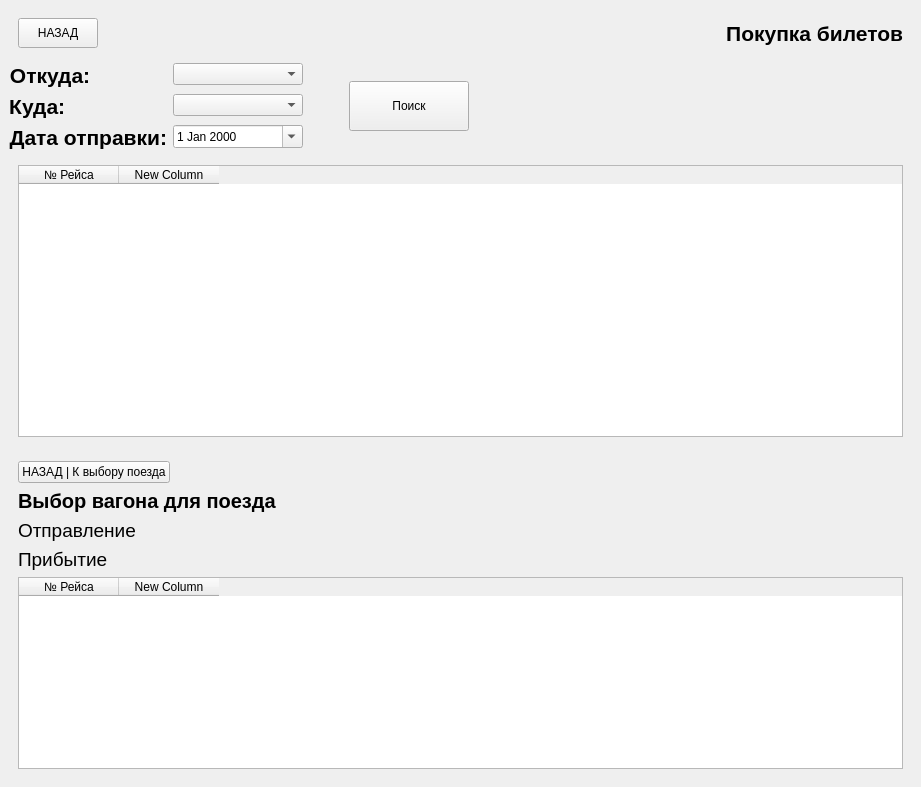
First picture: the form in menu.ui, repository Mihailus2000/sem08_BSBD_Kursach, before the edit.
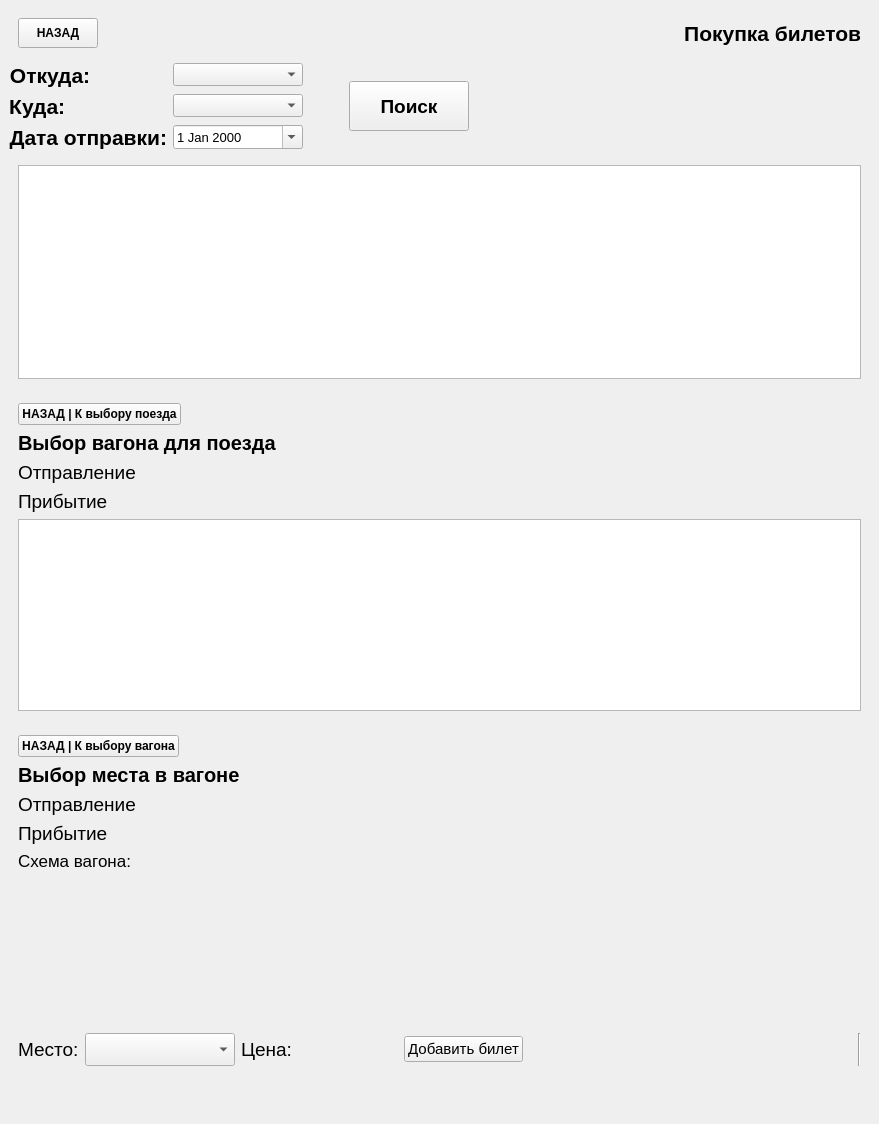
Second picture: the form after the edit. The open tabs and pages were chosen to show the change. Icons and pictures are not drawn.

```diff
--- a/menu.ui
+++ b/menu.ui
@@ -6,8 +6,8 @@
    <rect>
     <x>0</x>
     <y>0</y>
-    <width>921</width>
-    <height>787</height>
+    <width>879</width>
+    <height>1124</height>
    </rect>
   </property>
   <property name="sizePolicy">
@@ -1430,6 +1430,12 @@
               <height>30</height>
              </size>
             </property>
+            <property name="font">
+             <font>
+              <weight>75</weight>
+              <bold>true</bold>
+             </font>
+            </property>
             <property name="text">
              <string>НАЗАД</string>
             </property>
@@ -1504,6 +1510,11 @@
                <height>0</height>
               </size>
              </property>
+             <property name="font">
+              <font>
+               <pointsize>10</pointsize>
+              </font>
+             </property>
             </widget>
            </item>
            <item row="1" column="0">
@@ -1544,6 +1555,11 @@
                <height>0</height>
               </size>
              </property>
+             <property name="font">
+              <font>
+               <pointsize>10</pointsize>
+              </font>
+             </property>
             </widget>
            </item>
            <item row="2" column="0">
@@ -1572,6 +1588,11 @@
            </item>
            <item row="2" column="1">
             <widget class="QDateEdit" name="choose_date_travel">
+             <property name="font">
+              <font>
+               <pointsize>10</pointsize>
+              </font>
+             </property>
              <property name="calendarPopup">
               <bool>true</bool>
              </property>
@@ -1609,6 +1630,13 @@
              <height>50</height>
             </size>
            </property>
+           <property name="font">
+            <font>
+             <pointsize>14</pointsize>
+             <weight>75</weight>
+             <bold>true</bold>
+            </font>
+           </property>
            <property name="text">
             <string>Поиск</string>
            </property>
@@ -1649,16 +1677,6 @@
               <verstretch>0</verstretch>
              </sizepolicy>
             </property>
-            <column>
-             <property name="text">
-              <string>№ Рейса</string>
-             </property>
-            </column>
-            <column>
-             <property name="text">
-              <string>New Column</string>
-             </property>
-            </column>
            </widget>
           </item>
          </layout>
@@ -1677,6 +1695,12 @@
            <layout class="QHBoxLayout" name="horizontalLayout_13">
             <item>
              <widget class="QPushButton" name="back_to_train_choosing_btn">
+              <property name="font">
+               <font>
+                <weight>75</weight>
+                <bold>true</bold>
+               </font>
+              </property>
               <property name="text">
                <string>НАЗАД | К выбору поезда</string>
               </property>
@@ -1809,21 +1833,332 @@
               <verstretch>0</verstretch>
              </sizepolicy>
             </property>
-            <column>
-             <property name="text">
-              <string>№ Рейса</string>
-             </property>
-            </column>
-            <column>
-             <property name="text">
-              <string>New Column</string>
-             </property>
-            </column>
            </widget>
           </item>
          </layout>
         </widget>
        </item>
+       <item>
+        <widget class="QWidget" name="choose_seat_purchase_back" native="true">
+         <property name="sizePolicy">
+          <sizepolicy hsizetype="Preferred" vsizetype="MinimumExpanding">
+           <horstretch>0</horstretch>
+           <verstretch>0</verstretch>
+          </sizepolicy>
+         </property>
+         <layout class="QVBoxLayout" name="verticalLayout_14">
+          <property name="spacing">
+           <number>6</number>
+          </property>
+          <item>
+           <layout class="QHBoxLayout" name="horizontalLayout_15">
+            <item>
+             <widget class="QPushButton" name="back_to_carriage_choosing_btn">
+              <property name="font">
+               <font>
+                <weight>75</weight>
+                <bold>true</bold>
+               </font>
+              </property>
+              <property name="text">
+               <string>НАЗАД | К выбору вагона</string>
+              </property>
+             </widget>
+            </item>
+            <item>
+             <spacer name="horizontalSpacer_13">
+              <property name="orientation">
+               <enum>Qt::Horizontal</enum>
+              </property>
+              <property name="sizeHint" stdset="0">
+               <size>
+                <width>40</width>
+                <height>20</height>
+               </size>
+              </property>
+             </spacer>
+            </item>
+           </layout>
+          </item>
+          <item>
+           <layout class="QHBoxLayout" name="horizontalLayout_16">
+            <item>
+             <widget class="QLabel" name="label_34">
+              <property name="font">
+               <font>
+                <family>Arial</family>
+                <pointsize>15</pointsize>
+                <weight>75</weight>
+                <bold>true</bold>
+               </font>
+              </property>
+              <property name="text">
+               <string>Выбор места в вагоне</string>
+              </property>
+             </widget>
+            </item>
+            <item>
+             <widget class="QLabel" name="carriage_label_for_purchasepage_carriages">
+              <property name="font">
+               <font>
+                <pointsize>14</pointsize>
+                <weight>75</weight>
+                <bold>true</bold>
+               </font>
+              </property>
+              <property name="text">
+               <string/>
+              </property>
+             </widget>
+            </item>
+            <item>
+             <spacer name="horizontalSpacer_14">
+              <property name="orientation">
+               <enum>Qt::Horizontal</enum>
+              </property>
+              <property name="sizeHint" stdset="0">
+               <size>
+                <width>40</width>
+                <height>20</height>
+               </size>
+              </property>
+             </spacer>
+            </item>
+           </layout>
+          </item>
+          <item>
+           <layout class="QFormLayout" name="formLayout_5">
+            <item row="0" column="0">
+             <widget class="QLabel" name="label_36">
+              <property name="font">
+               <font>
+                <pointsize>14</pointsize>
+               </font>
+              </property>
+              <property name="text">
+               <string>Отправление</string>
+              </property>
+             </widget>
+            </item>
+            <item row="0" column="1">
+             <widget class="QLabel" name="datetime_departure_lbl_2">
+              <property name="font">
+               <font>
+                <pointsize>14</pointsize>
+               </font>
+              </property>
+              <property name="toolTip">
+               <string>Дата отправления состава</string>
+              </property>
+              <property name="text">
+               <string/>
+              </property>
+             </widget>
+            </item>
+            <item row="1" column="0">
+             <widget class="QLabel" name="label_37">
+              <property name="font">
+               <font>
+                <pointsize>14</pointsize>
+               </font>
+              </property>
+              <property name="text">
+               <string>Прибытие</string>
+              </property>
+             </widget>
+            </item>
+            <item row="1" column="1">
+             <widget class="QLabel" name="datetime_arriaval_lbl_2">
+              <property name="font">
+               <font>
+                <pointsize>14</pointsize>
+               </font>
+              </property>
+              <property name="toolTip">
+               <string>Дата прибытия состава</string>
+              </property>
+              <property name="text">
+               <string/>
+              </property>
+             </widget>
+            </item>
+           </layout>
+          </item>
+          <item>
+           <widget class="QLabel" name="label_38">
+            <property name="font">
+             <font>
+              <pointsize>13</pointsize>
+              <weight>50</weight>
+              <bold>false</bold>
+             </font>
+            </property>
+            <property name="text">
+             <string>Схема вагона:</string>
+            </property>
+           </widget>
+          </item>
+          <item>
+           <widget class="QLabel" name="train_picture">
+            <property name="sizePolicy">
+             <sizepolicy hsizetype="Fixed" vsizetype="Fixed">
+              <horstretch>0</horstretch>
+              <verstretch>0</verstretch>
+             </sizepolicy>
+            </property>
+            <property name="minimumSize">
+             <size>
+              <width>240</width>
+              <height>150</height>
+             </size>
+            </property>
+            <property name="maximumSize">
+             <size>
+              <width>400</width>
+              <height>150</height>
+             </size>
+            </property>
+            <property name="text">
+             <string/>
+            </property>
+            <property name="scaledContents">
+             <bool>true</bool>
+            </property>
+           </widget>
+          </item>
+          <item>
+           <layout class="QHBoxLayout" name="horizontalLayout_17">
+            <item>
+             <widget class="QLabel" name="label_39">
+              <property name="sizePolicy">
+               <sizepolicy hsizetype="Fixed" vsizetype="Fixed">
+                <horstretch>0</horstretch>
+                <verstretch>0</verstretch>
+               </sizepolicy>
+              </property>
+              <property name="font">
+               <font>
+                <pointsize>14</pointsize>
+               </font>
+              </property>
+              <property name="text">
+               <string>Место:</string>
+              </property>
+             </widget>
+            </item>
+            <item>
+             <widget class="QComboBox" name="choose_seat_comboBox">
+              <property name="sizePolicy">
+               <sizepolicy hsizetype="Preferred" vsizetype="Fixed">
+                <horstretch>0</horstretch>
+                <verstretch>0</verstretch>
+               </sizepolicy>
+              </property>
+              <property name="minimumSize">
+               <size>
+                <width>150</width>
+                <height>0</height>
+               </size>
+              </property>
+              <property name="font">
+               <font>
+                <pointsize>16</pointsize>
+               </font>
+              </property>
+             </widget>
+            </item>
+            <item>
+             <widget class="QLabel" name="label_40">
+              <property name="sizePolicy">
+               <sizepolicy hsizetype="Fixed" vsizetype="Fixed">
+                <horstretch>0</horstretch>
+                <verstretch>0</verstretch>
+               </sizepolicy>
+              </property>
+              <property name="font">
+               <font>
+                <pointsize>14</pointsize>
+               </font>
+              </property>
+              <property name="text">
+               <string>Цена:</string>
+              </property>
+             </widget>
+            </item>
+            <item>
+             <widget class="QLabel" name="seat_price_lbl">
+              <property name="sizePolicy">
+               <sizepolicy hsizetype="Fixed" vsizetype="Fixed">
+                <horstretch>0</horstretch>
+                <verstretch>0</verstretch>
+               </sizepolicy>
+              </property>
+              <property name="minimumSize">
+               <size>
+                <width>100</width>
+                <height>0</height>
+               </size>
+              </property>
+              <property name="font">
+               <font>
+                <pointsize>14</pointsize>
+               </font>
+              </property>
+              <property name="text">
+               <string>             </string>
+              </property>
+             </widget>
+            </item>
+            <item>
+             <widget class="QPushButton" name="add_seat_purchase_btn">
+              <property name="font">
+               <font>
+                <pointsize>11</pointsize>
+               </font>
+              </property>
+              <property name="text">
+               <string>Добавить билет</string>
+              </property>
+             </widget>
+            </item>
+            <item>
+             <spacer name="horizontalSpacer_15">
+              <property name="orientation">
+               <enum>Qt::Horizontal</enum>
+              </property>
+              <property name="sizeHint" stdset="0">
+               <size>
+                <width>40</width>
+                <height>20</height>
+               </size>
+              </property>
+             </spacer>
+            </item>
+            <item>
+             <widget class="Line" name="line">
+              <property name="orientation">
+               <enum>Qt::Vertical</enum>
+              </property>
+             </widget>
+            </item>
+           </layout>
+          </item>
+          <item>
+           <spacer name="verticalSpacer_3">
+            <property name="orientation">
+             <enum>Qt::Vertical</enum>
+            </property>
+            <property name="sizeHint" stdset="0">
+             <size>
+              <width>20</width>
+              <height>40</height>
+             </size>
+            </property>
+           </spacer>
+          </item>
+         </layout>
+        </widget>
+       </item>
       </layout>
      </widget>
      <widget class="QWidget" name="authorization_page">
```
Left out of the diff: 1210 changed lines with no effect on the pictures.
